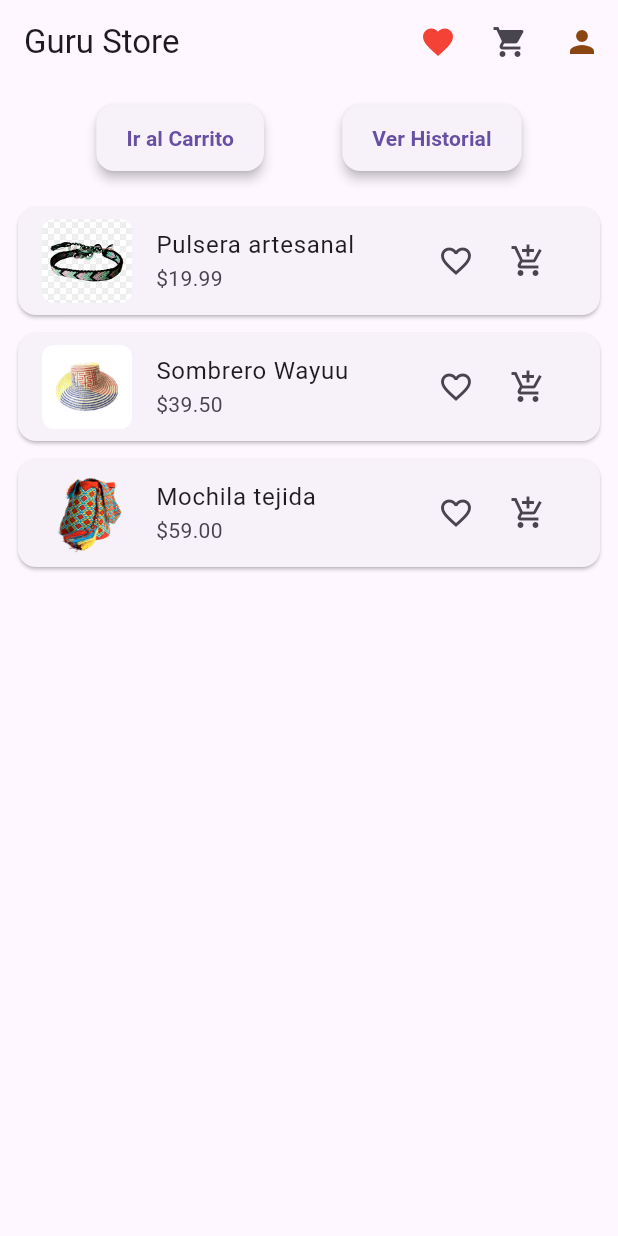
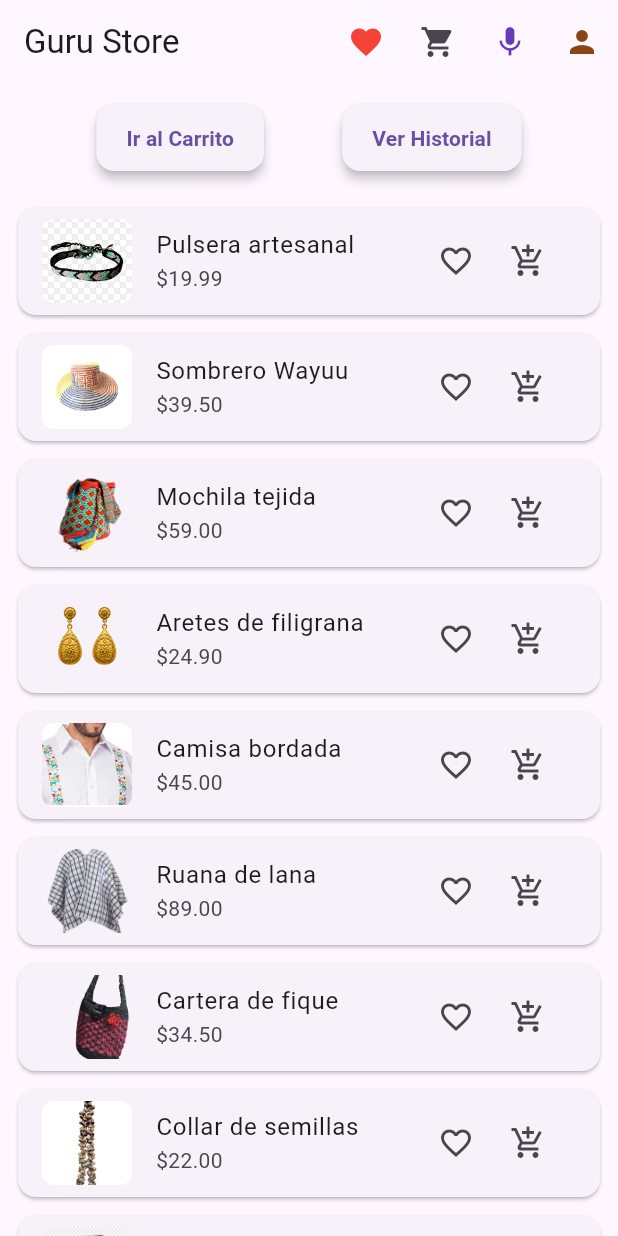
Before and after one commit to cessar81/guru-4, a Flutter app: the screen it shows after launch, on a phone screen of 412 x 824 dp. Run offline on Flutter 3.47's test engine with Material 3 defaults, Android fonts, the phone set to English and light mode, and no system bars; our stand-ins replace image_picker, intl_phone_number_input, sensors_plus, shared_preferences; missing offline and left inert: flutter_speech.

Commit message:
Mejoras en interfaz, búsqueda por voz y restauración de productos (ACTUALIZACION DEL SENSOR: GURU)

```diff
--- a/lib/main.dart
+++ b/lib/main.dart
@@ -5,6 +5,7 @@ import 'services/session_service.dart';
 import 'screens/home_screen.dart';
 import 'screens/subir_producto_screen.dart';
 import 'screens/editar_productos_screen.dart';
+import 'screens/speech_demo.dart';
 
 void main() {
   runApp(const MyApp());
@@ -23,7 +24,7 @@ class MyApp extends StatelessWidget {
         '/login': (context) => const LoginScreen(),
         '/subir_producto': (context) => SubirProductoScreen(vendedorId: 1),
         '/editar_productos': (context) => EditarProductosScreen(vendedorId: 1),
-        // ...otras rutas...
+        '/voz': (context) => const SpeechDemo(), // 👈 nueva ruta
       },
     );
   }
--- a/lib/screens/home_screen.dart
+++ b/lib/screens/home_screen.dart
@@ -7,58 +7,84 @@ import 'account_screen.dart';
 import '../services/cart_service.dart';
 import 'cart_screen.dart';
 import 'history_screen.dart';
-import 'favorite_screen.dart'; // 👈 Importamos la nueva pantalla
+import 'favorite_screen.dart';
+import '../utils/sensor_service.dart';
 
-class HomeScreen extends StatelessWidget {
+class HomeScreen extends StatefulWidget {
   const HomeScreen({super.key});
 
-  // Productos falsos para previsualización
-  List<Product> get _products => [
-        Product(
-          id: '1',
-          name: 'Pulsera artesanal',
-          price: 19.99,
-          description:
-              'Hecha a mano con materiales naturales por artesanos locales.',
-          imageUrl: 'assets/pulsera.png',
-        ),
-        Product(
-          id: '2',
-          name: 'Sombrero Wayuu',
-          price: 39.50,
-          description: 'Tradicional sombrero tejido por la comunidad Wayuu.',
-          imageUrl: 'assets/sombrero-wayuu.jpg',
-        ),
-        Product(
-          id: '3',
-          name: 'Mochila tejida',
-          price: 59.00,
-          description: 'Mochila artesanal tejida a mano con diseños únicos.',
-          imageUrl: 'assets/mochila.jpg',
-        ),
+  @override
+  State<HomeScreen> createState() => _HomeScreenState();
+}
+
+class _HomeScreenState extends State<HomeScreen> {
+  final cartSrv = CartService();
+  final sensorSrv = SensorService();
+
+  final List<Product> _products = [
+    Product(id: '1', name: 'Pulsera artesanal', price: 19.99, description: 'Hecha a mano con materiales naturales por artesanos locales.', imageUrl: 'assets/pulsera.png'),
+    Product(id: '2', name: 'Sombrero Wayuu', price: 39.50, description: 'Tradicional sombrero tejido por la comunidad Wayuu.', imageUrl: 'assets/sombrero-wayuu.jpg'),
+    Product(id: '3', name: 'Mochila tejida', price: 59.00, description: 'Mochila artesanal tejida a mano con diseños únicos.', imageUrl: 'assets/mochila.jpg'),
+    Product(id: '4', name: 'Aretes de filigrana', price: 24.90, description: 'Aretes hechos con filigrana de plata por artesanos de Mompox.', imageUrl: 'assets/aretes.png'),
+    Product(id: '5', name: 'Camisa bordada', price: 45.00, description: 'Camisa de lino con bordados tradicionales colombianos.', imageUrl: 'assets/camisa.png'),
+    Product(id: '6', name: 'Ruana de lana', price: 89.00, description: 'Ruana tejida en lana virgen, ideal para clima frío.', imageUrl: 'assets/ruana.png'),
+    Product(id: '7', name: 'Cartera de fique', price: 34.50, description: 'Cartera ecológica hecha con fibras de fique natural.', imageUrl: 'assets/cartera.png'),
+    Product(id: '8', name: 'Collar de semillas', price: 22.00, description: 'Collar artesanal elaborado con semillas amazónicas.', imageUrl: 'assets/collar.png'),
+    Product(id: '9', name: 'Tapabocas Wayuu', price: 12.99, description: 'Tapabocas con diseño Wayuu, reutilizable y colorido.', imageUrl: 'assets/tapabocas.png'),
+    Product(id: '10', name: 'Poncho tradicional', price: 74.00, description: 'Poncho típico colombiano tejido a mano.', imageUrl: 'assets/poncho.png'),
   ];
+
+  late List<Product> _productosVisibles;
+
+  @override
+  void initState() {
+    super.initState();
+    _productosVisibles = _products;
+  }
+
+  void _restaurarProductos() {
+    setState(() {
+      _productosVisibles = _products;
+    });
+    ScaffoldMessenger.of(context).showSnackBar(
+      const SnackBar(content: Text('Mostrando todos los productos')),
+    );
+  }
+
+  void _buscarPorVoz() async {
+    final resultado = await Navigator.pushNamed(context, '/voz');
+    if (resultado != null && resultado is String) {
+      ScaffoldMessenger.of(context).showSnackBar(
+        SnackBar(content: Text('Buscando: $resultado')),
+      );
+      setState(() {
+        _productosVisibles = _products.where((p) {
+          final nombre = p.name.toLowerCase();
+          final textoReconocido = resultado.toLowerCase();
+          return nombre.contains(textoReconocido);
+        }).toList();
+      });
+    } else {
+      _restaurarProductos();
+    }
+  }
 
   @override
   Widget build(BuildContext context) {
-    final cartSrv = CartService();
-
     return Scaffold(
       appBar: AppBar(
-        title: const Text('Guru Store'),
+        title: GestureDetector(
+          onTap: _restaurarProductos,
+          child: const Text('Guru Store'),
+        ),
         actions: [
-          // ❤️ Botón de favoritos
           IconButton(
             icon: const Icon(Icons.favorite, color: Colors.red),
             tooltip: 'Ver Favoritos',
             onPressed: () {
-              Navigator.push(
-                context,
-                MaterialPageRoute(builder: (_) => const FavoriteScreen()),
-              );
+              Navigator.push(context, MaterialPageRoute(builder: (_) => const FavoriteScreen()));
             },
           ),
-
-          // 🛒 Botón de carrito
           ValueListenableBuilder<int>(
             valueListenable: cartSrv.itemCount,
             builder: (context, count, _) {
@@ -68,11 +94,7 @@ class HomeScreen extends StatelessWidget {
                   IconButton(
                     icon: const Icon(Icons.shopping_cart),
                     onPressed: () {
-                      Navigator.push(
-                        context,
-                        MaterialPageRoute(
-                            builder: (_) => const CartScreen()),
-                      );
+                      Navigator.push(context, MaterialPageRoute(builder: (_) => const CartScreen()));
                     },
                   ),
                   if (count > 0)
@@ -80,38 +102,30 @@ class HomeScreen extends StatelessWidget {
                       right: 8,
                       top: 8,
                       child: Container(
-                        padding: const EdgeInsets.symmetric(
-                          horizontal: 6,
-                          vertical: 2,
-                        ),
+                        padding: const EdgeInsets.symmetric(horizontal: 6, vertical: 2),
                         decoration: BoxDecoration(
                           color: Colors.red,
                           borderRadius: BorderRadius.circular(10),
                         ),
-                        child: Text(
-                          '$count',
-                          style: const TextStyle(
-                            color: Colors.white,
-                            fontSize: 12,
-                          ),
-                        ),
+                        child: Text('$count', style: const TextStyle(color: Colors.white, fontSize: 12)),
                       ),
                     ),
                 ],
               );
             },
           ),
-
-          // 👤 Botón de cuenta
+          IconButton(
+            icon: const Icon(Icons.mic, color: Colors.deepPurple),
+            tooltip: 'Buscar por voz',
+            onPressed: _buscarPorVoz,
+          ),
           IconButton(
             icon: const Icon(Icons.person, color: Color(0xFF8B4513)),
             tooltip: 'Cuenta o Login',
             onPressed: () async {
               final user = await SessionService.getUser();
               if (user != null) {
-                Navigator.push(
-                  context,
-                  MaterialPageRoute(
+                Navigator.push(context, MaterialPageRoute(
                   builder: (_) => AccountScreen(
                     nombre: user['nombre'] ?? '',
                     correo: user['correo'] ?? '',
@@ -120,8 +134,7 @@ class HomeScreen extends StatelessWidget {
                     telefono: user['telefono'] ?? '',
                     id: user['id'] ?? '',
                   ),
-                  ),
-                );
+                ));
               } else {
                 Navigator.pushNamed(context, '/login');
               }
@@ -137,22 +150,16 @@ class HomeScreen extends StatelessWidget {
             children: [
               FakeButton(
                 text: 'Ir al Carrito',
-                onPressed: () => Navigator.push(
-                  context,
-                  MaterialPageRoute(builder: (_) => const CartScreen()),
-                ),
+                onPressed: () => Navigator.push(context, MaterialPageRoute(builder: (_) => const CartScreen())),
               ),
               FakeButton(
                 text: 'Ver Historial',
-                onPressed: () => Navigator.push(
-                  context,
-                  MaterialPageRoute(builder: (_) => const HistoryScreen()),
-                ),
+                onPressed: () => Navigator.push(context, MaterialPageRoute(builder: (_) => const HistoryScreen())),
               ),
             ],
           ),
           const SizedBox(height: 16),
-          ..._products.map(
+          ..._productosVisibles.map(
                 (p) => ProductItem(product: p, onAddToCart: () => cartSrv.add(p)),
           ),
         ],
--- a/lib/widgets/product_item.dart
+++ b/lib/widgets/product_item.dart
@@ -35,6 +35,9 @@ class ProductItem extends StatelessWidget {
               width: 60,
               height: 60,
               fit: BoxFit.cover,
+              errorBuilder: (context, error, stackTrace) {
+                return const Icon(Icons.image_not_supported, size: 40, color: Colors.grey);
+              },
             ),
           ),
           title: Text(product.name),
```
Also changed, not shown: lib/screens/speech_demo.dart (added, +150 -0 lines), lib/utils/sensor_service.dart (added, +12 -0 lines), pubspec.yaml (+12 -0 lines), assets/aretes.png (added), assets/camisa.png (added), assets/cartera.png (added), assets/collar.png (added), assets/poncho.png (added), assets/ruana.png (added), assets/tapabocas.png (added), pubspec.lock, 3 other files. Lines whose indentation alone changed are shown as unchanged.
